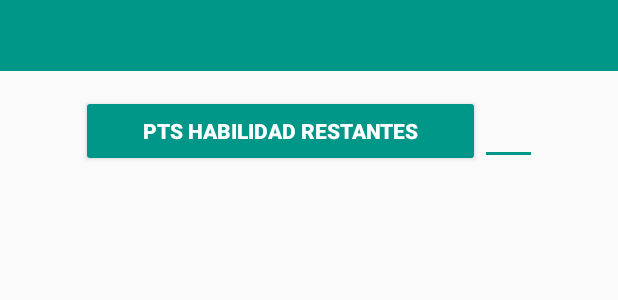
After one commit to JuanCruzAbregu/DDCharacters, an Android app: the layout editar_botones_sueltos_skill.xml on its own in the app's theme, with its tools: preview values and no code run, on a phone screen of 412 x 824 dp. The commit adds this screen. Shown: the top 300 px of the screen. Run offline under Robolectric (Android 15) with nearby library versions, the phone set to English and light mode, and no system bars.

Commit message:
Actualizacion Skills
Actualizacion de la lógica del botón pts habilidad restantes.

```diff
--- /dev/null
+++ b/app/src/main/res/layout/editar_botones_sueltos_skill.xml
@@ -0,0 +1,70 @@
+<?xml version="1.0" encoding="utf-8"?>
+<FrameLayout
+    xmlns:android="http://schemas.android.com/apk/res/android"
+    xmlns:tools="http://schemas.android.com/tools"
+    android:layout_width="match_parent"
+    android:layout_height="match_parent"
+    android:orientation="vertical"
+    tools:context="com.n3twork.ddcharacters.Fragments.SkillsFragment">
+
+    <LinearLayout
+        android:orientation="vertical"
+        android:layout_width="match_parent"
+        android:layout_height="wrap_content">
+
+        <TextView
+            android:id="@+id/tvTitleBotonesSueltosSkill"
+            android:layout_width="match_parent"
+            android:layout_height="wrap_content"
+            android:text=""
+            android:padding="10dp"
+            android:textSize="20sp"
+            android:textColor="@color/colorPrimaryText"
+            android:textStyle="bold"
+            android:background="@color/colorAccent" />
+
+        <LinearLayout
+            android:orientation="horizontal"
+            android:layout_width="match_parent"
+            android:layout_height="wrap_content"
+            android:paddingTop="16dp"
+            android:paddingLeft="16dp"
+            android:paddingRight="16dp"
+            android:paddingBottom="10dp">
+
+            <Button
+                android:layout_width="0dp"
+                android:layout_height="wrap_content"
+                android:layout_weight="0.1"
+                android:visibility="invisible"/>
+
+            <Button
+                android:id="@+id/buttonModificarSueltosSkill"
+                android:layout_width="0dp"
+                android:layout_height="wrap_content"
+                android:layout_weight="0.7"
+                android:text="PTS HABILIDAD RESTANTES"
+                android:backgroundTint="@color/colorButtons"
+                android:textColor="#ffffff"
+                android:layout_gravity="center"
+                android:textStyle="bold" />
+
+            <EditText
+                android:id="@+id/editTextPuntosSkill"
+                android:layout_width="0dp"
+                android:layout_height="wrap_content"
+                android:layout_weight="0.1"
+                android:gravity="center"
+                android:inputType="textCapWords"
+                android:layout_gravity="center"/>
+
+            <Button
+                android:layout_width="0dp"
+                android:layout_height="wrap_content"
+                android:layout_weight="0.1"
+                android:visibility="invisible"/>
+        </LinearLayout>
+
+    </LinearLayout>
+
+</FrameLayout>
--- a/app/src/main/res/layout/fragment_skills.xml
+++ b/app/src/main/res/layout/fragment_skills.xml
@@ -72,7 +72,7 @@
                     android:layout_weight="0.25"
                     android:background="@drawable/boton2"
                     android:gravity="center"
-                    android:text=""
+                    android:text="0"
                     android:textColor="#000000"
                     android:textSize="15sp" />
             </LinearLayout>
```
Also changed, not shown: app/src/main/java/com/n3twork/ddcharacters/Fragments/SkillsFragment.java (+168 -96 lines).
